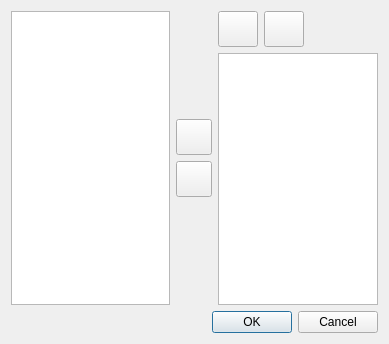
First picture: the form in plugins/topographytools/tt_dialogpolygo.ui, repository qwilvove/LibreCAD-topography, before the edit.
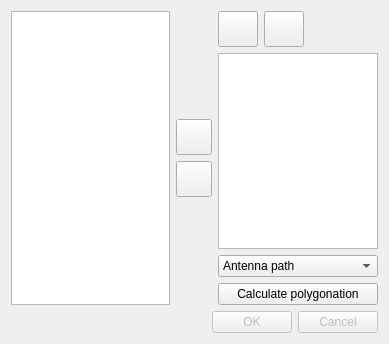
Second picture: the form after the edit. Icons and pictures are not drawn.

Commit message: add antenna path calculation

```diff
--- a/plugins/topographytools/tt_dialogpolygo.ui
+++ b/plugins/topographytools/tt_dialogpolygo.ui
@@ -169,12 +169,41 @@
        <item>
         <widget class="QListWidget" name="listPolygo"/>
        </item>
+       <item>
+        <widget class="QComboBox" name="cbPathType">
+         <item>
+          <property name="text">
+           <string>Antenna path</string>
+          </property>
+         </item>
+         <item>
+          <property name="text">
+           <string>Bounded path</string>
+          </property>
+         </item>
+         <item>
+          <property name="text">
+           <string>Closed path</string>
+          </property>
+         </item>
+        </widget>
+       </item>
+       <item>
+        <widget class="QPushButton" name="pbCalculate">
+         <property name="text">
+          <string>Calculate polygonation</string>
+         </property>
+        </widget>
+       </item>
       </layout>
      </item>
     </layout>
    </item>
    <item>
     <widget class="QDialogButtonBox" name="buttonBox">
+     <property name="enabled">
+      <bool>false</bool>
+     </property>
      <property name="standardButtons">
       <set>QDialogButtonBox::Cancel|QDialogButtonBox::Ok</set>
      </property>
```
Left out of the diff: 8 changed lines with no effect on the pictures. The commit also changes 3 other files.
